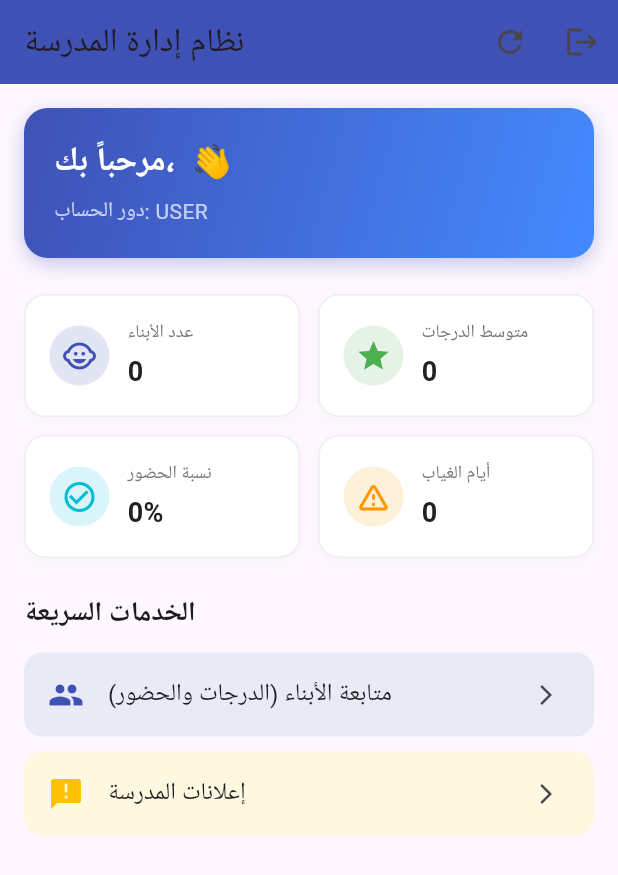
After one commit to yassine-dev2004/School-Management, a Flutter app: the DashboardScreen screen opened directly, on a phone screen of 412 x 824 dp. The commit adds this screen. Shown: the top 875 px of the screen. Run offline on Flutter 3.47's test engine with Material 3 defaults, Android fonts, the phone set to English and light mode, and no system bars; our stand-ins replace shared_preferences; accounts and stored records are empty; network calls fail.

Commit message:
Improve School ERP system with real-data integration, backend auto-seeder, web dashboard quick actions, and mobile app features

```diff
--- /dev/null
+++ b/mobile/lib/screens/dashboard_screen.dart
@@ -0,0 +1,263 @@
+import 'package:flutter/material.dart';
+import 'package:shared_preferences/shared_preferences.dart';
+import '../services/api_service.dart';
+import 'login_screen.dart';
+import 'children_screen.dart';
+import 'announcements_screen.dart';
+
+class DashboardScreen extends StatefulWidget {
+  const DashboardScreen({Key? key}) : super(key: key);
+
+  @override
+  _DashboardScreenState createState() => _DashboardScreenState();
+}
+
+class _DashboardScreenState extends State<DashboardScreen> {
+  String _username = '';
+  String _role = '';
+  Map<String, dynamic>? _dashboardData;
+  List<dynamic> _announcements = [];
+  bool _isLoading = true;
+
+  @override
+  void initState() {
+    super.initState();
+    _loadData();
+  }
+
+  Future<void> _loadData() async {
+    setState(() {
+      _isLoading = true;
+    });
+
+    final prefs = await SharedPreferences.getInstance();
+    _username = prefs.getString('username') ?? 'المستخدم';
+    _role = prefs.getString('role') ?? 'ROLE_USER';
+
+    final dashboardData = await ApiService.getParentDashboard();
+    final announcements = await ApiService.getAnnouncements();
+
+    setState(() {
+      _dashboardData = dashboardData;
+      _announcements = announcements;
+      _isLoading = false;
+    });
+  }
+
+  void _logout() async {
+    await ApiService.logout();
+    if (!mounted) return;
+    Navigator.of(context).pushReplacement(
+      MaterialPageRoute(builder: (context) => const LoginScreen()),
+    );
+  }
+
+  @override
+  Widget build(BuildContext context) {
+    return Scaffold(
+      appBar: AppBar(
+        title: const Text('نظام إدارة المدرسة'),
+        backgroundColor: Colors.indigo,
+        actions: [
+          IconButton(
+            icon: const Icon(Icons.refresh),
+            onPressed: _loadData,
+          ),
+          IconButton(
+            icon: const Icon(Icons.logout),
+            onPressed: _logout,
+          ),
+        ],
+      ),
+      body: _isLoading
+          ? const Center(child: CircularProgressIndicator())
+          : SingleChildScrollView(
+              padding: const EdgeInsets.all(16.0),
+              child: Column(
+                crossAxisAlignment: CrossAxisAlignment.start,
+                children: [
+                  // User Welcome Card
+                  Container(
+                    width: double.infinity,
+                    padding: const EdgeInsets.all(20),
+                    decoration: BoxDecoration(
+                      gradient: const LinearGradient(
+                        colors: [Colors.indigo, Colors.blueAccent],
+                        begin: Alignment.topLeft,
+                        end: Alignment.bottomRight,
+                      ),
+                      borderRadius: BorderRadius.circular(16),
+                      boxShadow: [
+                        BoxShadow(
+                          color: Colors.indigo.withOpacity(0.3),
+                          blurRadius: 10,
+                          offset: const Offset(0, 4),
+                        ),
+                      ],
+                    ),
+                    child: Column(
+                      crossAxisAlignment: CrossAxisAlignment.start,
+                      children: [
+                        Text(
+                          'مرحباً بك، $_username 👋',
+                          style: const TextStyle(
+                            color: Colors.white,
+                            fontSize: 22,
+                            fontWeight: FontWeight.bold,
+                          ),
+                        ),
+                        const SizedBox(height: 6),
+                        Text(
+                          'دور الحساب: ${_role.replaceAll('ROLE_', '')}',
+                          style: const TextStyle(
+                            color: Colors.white70,
+                            fontSize: 14,
+                          ),
+                        ),
+                      ],
+                    ),
+                  ),
+
+                  const SizedBox(height: 24),
+
+                  // Quick Stats Grid
+                  Row(
+                    children: [
+                      Expanded(
+                        child: _buildStatCard(
+                          'عدد الأبناء',
+                          '${_dashboardData?['totalChildren'] ?? 0}',
+                          Icons.child_care,
+                          Colors.indigo,
+                        ),
+                      ),
+                      const SizedBox(width: 12),
+                      Expanded(
+                        child: _buildStatCard(
+                          'متوسط الدرجات',
+                          '${_dashboardData?['averageScore'] ?? 0}',
+                          Icons.grade,
+                          Colors.green,
+                        ),
+                      ),
+                    ],
+                  ),
+                  const SizedBox(height: 12),
+                  Row(
+                    children: [
+                      Expanded(
+                        child: _buildStatCard(
+                          'نسبة الحضور',
+                          '${_dashboardData?['attendanceRate'] ?? 0}%',
+                          Icons.check_circle_outline,
+                          Colors.cyan,
+                        ),
+                      ),
+                      const SizedBox(width: 12),
+                      Expanded(
+                        child: _buildStatCard(
+                          'أيام الغياب',
+                          '${_dashboardData?['totalAbsent'] ?? 0}',
+                          Icons.warning_amber_rounded,
+                          Colors.orange,
+                        ),
+                      ),
+                    ],
+                  ),
+
+                  const SizedBox(height: 24),
+
+                  // Navigation Actions
+                  const Text(
+                    'الخدمات السريعة',
+                    style: TextStyle(fontSize: 18, fontWeight: FontWeight.bold),
+                  ),
+                  const SizedBox(height: 12),
+                  ListTile(
+                    shape: RoundedRectangleBorder(borderRadius: BorderRadius.circular(12)),
+                    tileColor: Colors.indigo.shade50,
+                    leading: const Icon(Icons.people, color: Colors.indigo),
+                    title: const Text('متابعة الأبناء (الدرجات والحضور)'),
+                    trailing: const Icon(Icons.arrow_forward_ios, size: 16),
+                    onTap: () {
+                      Navigator.push(
+                        context,
+                        MaterialPageRoute(
+                          builder: (context) => ChildrenScreen(
+                            children: _dashboardData?['children'] ?? [],
+                          ),
+                        ),
+                      );
+                    },
+                  ),
+                  const SizedBox(height: 10),
+                  ListTile(
+                    shape: RoundedRectangleBorder(borderRadius: BorderRadius.circular(12)),
+                    tileColor: Colors.amber.shade50,
+                    leading: const Icon(Icons.announcement, color: Colors.amber),
+                    title: const Text('إعلانات المدرسة'),
+                    trailing: const Icon(Icons.arrow_forward_ios, size: 16),
+                    onTap: () {
+                      Navigator.push(
+                        context,
+                        MaterialPageRoute(
+                          builder: (context) => AnnouncementsScreen(
+                            announcements: _announcements,
+                          ),
+                        ),
+                      );
+                    },
+                  ),
+                ],
+              ),
+            ),
+    );
+  }
+
+  Widget _buildStatCard(String label, String value, IconData icon, Color color) {
+    return Container(
+      padding: const EdgeInsets.all(16),
+      decoration: BoxDecoration(
+        color: Colors.white,
+        borderRadius: BorderRadius.circular(14),
+        border: Border.all(color: Colors.grey.shade200),
+        boxShadow: [
+          BoxShadow(
+            color: Colors.grey.withOpacity(0.05),
+            blurRadius: 6,
+            offset: const Offset(0, 3),
+          ),
+        ],
+      ),
+      child: Row(
+        children: [
+          CircleAvatar(
+            backgroundColor: color.withOpacity(0.15),
+            child: Icon(icon, color: color),
+          ),
+          const SizedBox(width: 12),
+          Expanded(
+            child: Column(
+              crossAxisAlignment: CrossAxisAlignment.start,
+              children: [
+                Text(
+                  label,
+                  style: TextStyle(color: Colors.grey.shade600, fontSize: 12),
+                ),
+                const SizedBox(height: 4),
+                Text(
+                  value,
+                  style: TextStyle(
+                    color: Colors.grey.shade900,
+                    fontSize: 18,
+                    fontWeight: FontWeight.bold,
+                  ),
+                ),
+              ],
+            ),
+          ),
+        ],
+      ),
+    );
+  }
+}
--- /dev/null
+++ b/mobile/lib/services/api_service.dart
@@ -0,0 +1,82 @@
+import 'dart:convert';
+import 'package:http/http.dart' as http;
+import 'package:shared_preferences/shared_preferences.dart';
+
+class ApiService {
+  // Default base URL for local development (10.0.2.2 for Android Emulator, localhost for iOS/Web)
+  static String baseUrl = 'http://localhost:8080/api';
+
+  static Future<String?> getToken() async {
+    final prefs = await SharedPreferences.getInstance();
+    return prefs.getString('token');
+  }
+
+  static Future<Map<String, String>> _getHeaders() async {
+    final token = await getToken();
+    return {
+      'Content-Type': 'application/json',
+      if (token != null) 'Authorization': 'Bearer $token',
+    };
+  }
+
+  static Future<Map<String, dynamic>> login(String username, String password) async {
+    final response = await http.post(
+      Uri.parse('$baseUrl/auth/signin'),
+      headers: {'Content-Type': 'application/json'},
+      body: json.encode({'username': username, 'password': password}),
+    );
+
+    if (response.statusCode == 200) {
+      final data = json.decode(response.body);
+      final prefs = await SharedPreferences.getInstance();
+      await prefs.setString('token', data['token']);
+      await prefs.setString('username', data['username'] ?? username);
+      await prefs.setString('email', data['email'] ?? '');
+      if (data['roles'] != null && data['roles'].isNotEmpty) {
+        await prefs.setString('role', data['roles'][0].toString());
+      }
+      return {'success': true, 'data': data};
+    } else {
+      return {'success': false, 'message': 'فشل تسجيل الدخول: ${response.statusCode}'};
+    }
+  }
+
+  static Future<void> logout() async {
+    final prefs = await SharedPreferences.getInstance();
+    await prefs.clear();
+  }
+
+  static Future<Map<String, dynamic>?> getParentDashboard() async {
+    try {
+      final headers = await _getHeaders();
+      final response = await http.get(
+        Uri.parse('$baseUrl/parents/my-dashboard'),
+        headers: headers,
+      );
+
+      if (response.statusCode == 200) {
+        return json.decode(response.body);
+      }
+    } catch (e) {
+      print("Error fetching parent dashboard: $e");
+    }
+    return null;
+  }
+
+  static Future<List<dynamic>> getAnnouncements() async {
+    try {
+      final headers = await _getHeaders();
+      final response = await http.get(
+        Uri.parse('$baseUrl/announcements'),
+        headers: headers,
+      );
+
+      if (response.statusCode == 200) {
+        return json.decode(response.body);
+      }
+    } catch (e) {
+      print("Error fetching announcements: $e");
+    }
+    return [];
+  }
+}
```
Also changed, not shown: mobile/lib/main.dart (+26 -3 lines), mobile/lib/screens/announcements_screen.dart (added, +53 -0 lines), mobile/lib/screens/children_screen.dart (added, +118 -0 lines), mobile/lib/screens/login_screen.dart (+75 -39 lines), 6 other files.
